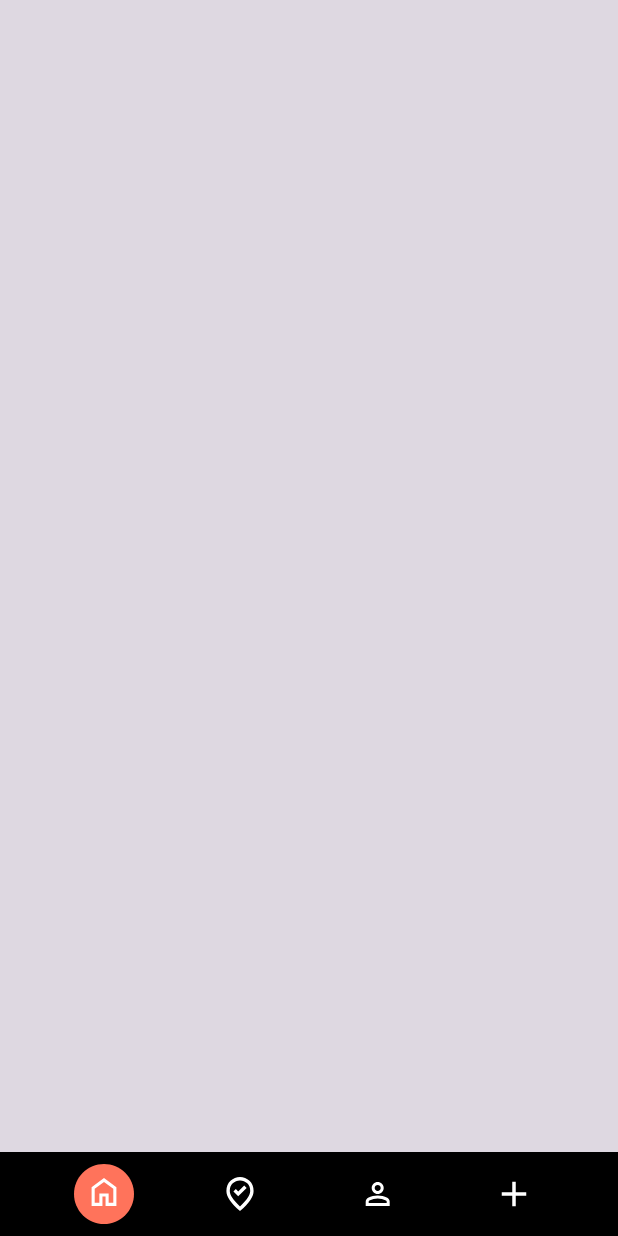
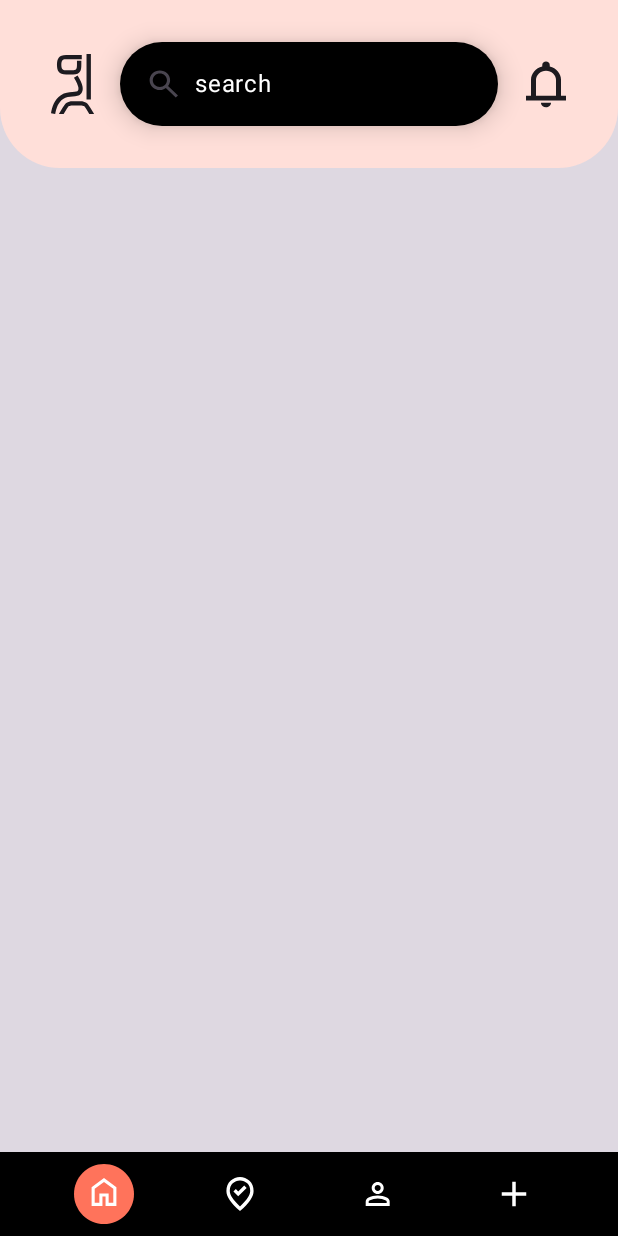
Before and after one commit to CaZaIt/Cazait-AOS, an Android app built with Jetpack Compose: the HomeRoute screen opened through its navigation route, on a phone screen of 412 x 824 dp. Run offline under Robolectric (Android 15) with nearby library versions, the phone set to English and light mode, and no system bars; our stand-ins replace Dagger/Hilt's generated code; 2 statements that could not run were skipped.

Commit message:
[Feat] 검색 ui

```diff
--- a/core/designsystem/src/main/kotlin/org/cazait/cazaitandroid/core/designsystem/theme/Theme.kt
+++ b/core/designsystem/src/main/kotlin/org/cazait/cazaitandroid/core/designsystem/theme/Theme.kt
@@ -61,7 +61,7 @@ private val LightColorScheme = lightColorScheme(
     errorContainer = Red01,
     onErrorContainer = Red06,
     surface = Black,
-    onSurface = DuskGray,
+    onSurface = White,
     inverseSurface = Yellow05,
     inverseOnSurface = White,
     outline = LightGray,
--- a/feature/home/src/main/kotlin/org/cazait/cazaitandroid/feature/home/HomeRoute.kt
+++ b/feature/home/src/main/kotlin/org/cazait/cazaitandroid/feature/home/HomeRoute.kt
@@ -16,6 +16,7 @@ internal fun HomeRoute(
         homeViewModel.errorFlow.collectLatest { throwable -> onShowErrorSnackbar(throwable) }
     }
     HomeScreen(
-        padding = padding
+        padding = padding,
+        onClickCafe = {},
     )
 }
--- a/feature/home/src/main/kotlin/org/cazait/cazaitandroid/feature/home/HomeScreen.kt
+++ b/feature/home/src/main/kotlin/org/cazait/cazaitandroid/feature/home/HomeScreen.kt
@@ -1,30 +1,120 @@
 package org.cazait.cazaitandroid.feature.home
 
-import androidx.compose.foundation.layout.Box
+import android.content.res.Configuration
+import androidx.compose.foundation.layout.Arrangement
+import androidx.compose.foundation.layout.Column
 import androidx.compose.foundation.layout.PaddingValues
+import androidx.compose.foundation.layout.Row
 import androidx.compose.foundation.layout.fillMaxSize
+import androidx.compose.foundation.layout.fillMaxWidth
 import androidx.compose.foundation.layout.padding
+import androidx.compose.foundation.layout.size
+import androidx.compose.foundation.shape.RoundedCornerShape
+import androidx.compose.material3.Icon
+import androidx.compose.material3.MaterialTheme
+import androidx.compose.material3.Surface
+import androidx.compose.material3.Text
+import androidx.compose.material3.TextField
+import androidx.compose.material3.TextFieldDefaults
 import androidx.compose.runtime.Composable
+import androidx.compose.ui.Alignment
 import androidx.compose.ui.Modifier
+import androidx.compose.ui.graphics.Color
+import androidx.compose.ui.graphics.vector.ImageVector
+import androidx.compose.ui.res.stringResource
+import androidx.compose.ui.res.vectorResource
 import androidx.compose.ui.tooling.preview.Preview
 import androidx.compose.ui.unit.dp
+import org.cazait.cazaitandroid.core.designsystem.theme.Black
+import org.cazait.cazaitandroid.core.designsystem.theme.CazaitTheme
+import org.cazait.cazaitandroid.core.designsystem.theme.White
 
 @Composable
-fun HomeScreen(
+internal fun HomeScreen(
     padding: PaddingValues,
+    onClickCafe: () -> Unit,
     modifier: Modifier = Modifier,
 ) {
-    Box(
+    Column(
         modifier = modifier
             .padding(padding)
-            .fillMaxSize()
-    )
+            .fillMaxSize(),
+    ) {
+        Surface(
+            modifier = Modifier.fillMaxWidth(),
+            color = MaterialTheme.colorScheme.background,
+            shape = RoundedCornerShape(bottomStart = 40.dp, bottomEnd = 40.dp),
+        ) {
+            Row(
+                modifier = Modifier.padding(28.dp),
+                horizontalArrangement = Arrangement.spacedBy(12.dp),
+            ) {
+                Icon(
+                    imageVector = ImageVector.vectorResource(id = R.drawable.ic_it),
+                    contentDescription = "Cazait Icon",
+                    modifier = Modifier
+                        .size(40.dp)
+                        .align(Alignment.CenterVertically),
+                )
+                SearchingTextField(modifier = Modifier.weight(1f))
+                Icon(
+                    imageVector = ImageVector.vectorResource(id = R.drawable.ic_alarm_normal),
+                    contentDescription = "Notification",
+                    modifier = Modifier
+                        .size(40.dp)
+                        .align(Alignment.CenterVertically),
+                )
+            }
+        }
+    }
 }
 
-@Preview
 @Composable
+private fun SearchingTextField(
+    modifier: Modifier = Modifier,
+) {
+    Surface(
+        modifier = modifier,
+        color = Black,
+        shadowElevation = 10.dp,
+        shape = RoundedCornerShape(48.dp),
+    ) {
+        TextField(
+            shape = RoundedCornerShape(48.dp),
+            value = "",
+            onValueChange = {},
+            placeholder = {
+                Row(horizontalArrangement = Arrangement.spacedBy(8.dp)) {
+                    Icon(
+                        imageVector = ImageVector.vectorResource(R.drawable.ic_search),
+                        contentDescription = "Search Icon"
+                    )
+                    Text(
+                        text = stringResource(id = R.string.search),
+                        color = MaterialTheme.colorScheme.onSurface
+                    )
+                }
+            },
+            colors = TextFieldDefaults.colors(
+                focusedIndicatorColor = Color.Transparent,
+                unfocusedIndicatorColor = Color.Transparent,
+                disabledIndicatorColor = Color.Transparent,
+                unfocusedContainerColor = Color.Transparent,
+                focusedContainerColor = Color.Transparent,
+            ),
+        )
+    }
+}
+
+@Composable
+internal fun HomeLoading() {
+}
+
+@Composable
+@Preview(uiMode = Configuration.UI_MODE_NIGHT_YES)
+@Preview(uiMode = Configuration.UI_MODE_NIGHT_NO)
 private fun HomeScreenPreview() {
-    HomeScreen(
-        padding = PaddingValues(0.dp)
-    )
+    CazaitTheme {
+        HomeScreen(padding = PaddingValues(0.dp), onClickCafe = {})
+    }
 }
--- /dev/null
+++ b/feature/home/src/main/res/drawable/ic_alarm_normal.xml
@@ -0,0 +1,13 @@
+<vector xmlns:android="http://schemas.android.com/apk/res/android"
+    android:width="38dp"
+    android:height="35dp"
+    android:viewportWidth="38"
+    android:viewportHeight="35">
+  <group>
+    <clip-path
+        android:pathData="M0,0h38v34.71h-38z"/>
+    <path
+        android:pathData="M6.333,27.479V24.587H9.5V14.463C9.5,12.462 10.16,10.684 11.479,9.13C12.799,7.575 14.514,6.556 16.625,6.074V5.062C16.625,4.459 16.856,3.947 17.318,3.525C17.779,3.103 18.34,2.893 19,2.893C19.66,2.893 20.22,3.103 20.682,3.525C21.144,3.947 21.375,4.459 21.375,5.062V6.074C23.486,6.556 25.201,7.575 26.521,9.13C27.84,10.684 28.5,12.462 28.5,14.463V24.587H31.667V27.479H6.333ZM19,31.818C18.129,31.818 17.384,31.535 16.764,30.968C16.143,30.402 15.833,29.721 15.833,28.925H22.167C22.167,29.721 21.857,30.402 21.236,30.968C20.616,31.535 19.871,31.818 19,31.818ZM12.667,24.587H25.333V14.463C25.333,12.872 24.713,11.51 23.473,10.377C22.233,9.244 20.742,8.678 19,8.678C17.258,8.678 15.767,9.244 14.527,10.377C13.287,11.51 12.667,12.872 12.667,14.463V24.587Z"
+        android:fillColor="#000000"/>
+  </group>
+</vector>
--- /dev/null
+++ b/feature/home/src/main/res/drawable/ic_it.xml
@@ -0,0 +1,23 @@
+<vector xmlns:android="http://schemas.android.com/apk/res/android"
+    android:width="28dp"
+    android:height="39dp"
+    android:viewportWidth="28"
+    android:viewportHeight="39">
+  <group>
+    <clip-path
+        android:pathData="M0,0h28v39h-28z"/>
+    <path
+        android:pathData="M3.872,6.997C3.872,6.053 3.955,5.193 4.122,4.418C4.288,3.643 4.586,2.981 5.015,2.424C5.445,1.867 6.054,1.437 6.837,1.134C7.62,0.831 8.631,0.676 9.864,0.676H19.999V3.439H9.4C8.43,3.439 7.745,3.713 7.329,4.27C6.92,4.827 6.712,5.728 6.712,6.99C6.712,8.251 6.92,9.153 7.329,9.71C7.738,10.266 8.43,10.541 9.4,10.541H14.651C15.143,10.541 15.538,10.449 15.822,10.273C16.113,10.097 16.334,9.843 16.487,9.519C16.639,9.195 16.743,8.815 16.799,8.385C16.847,7.955 16.875,7.49 16.875,6.99V4.411H19.715V6.99C19.715,7.849 19.66,8.653 19.563,9.407C19.466,10.16 19.23,10.83 18.87,11.415C18.51,12 17.976,12.465 17.263,12.796C16.549,13.134 15.579,13.296 14.346,13.296H9.864C8.631,13.296 7.62,13.141 6.837,12.838C6.054,12.535 5.445,12.105 5.015,11.549C4.586,10.992 4.281,10.33 4.122,9.554C3.962,8.779 3.872,7.92 3.872,6.976V6.997Z"
+        android:fillColor="#000000"/>
+    <path
+        android:pathData="M14.007,33.483C13.432,33.483 12.961,33.511 12.601,33.56C12.24,33.61 11.929,33.715 11.672,33.877C11.416,34.04 11.181,34.258 10.959,34.554C10.744,34.85 10.481,35.244 10.169,35.745L8.223,38.979H5.105L7.454,35.111C7.987,34.23 8.465,33.511 8.888,32.94C9.31,32.377 9.754,31.933 10.218,31.623C10.682,31.306 11.208,31.087 11.811,30.96C12.407,30.834 13.148,30.77 14.035,30.77H19.071C19.957,30.77 20.699,30.834 21.294,30.96C21.89,31.087 22.424,31.306 22.888,31.623C23.352,31.94 23.795,32.377 24.218,32.94C24.64,33.504 25.118,34.23 25.652,35.111L28,38.979H24.883L22.936,35.745C22.624,35.244 22.361,34.843 22.146,34.554C21.932,34.258 21.696,34.033 21.433,33.877C21.177,33.722 20.865,33.617 20.505,33.56C20.144,33.511 19.673,33.483 19.098,33.483H14H14.007Z"
+        android:fillColor="#000000"/>
+    <path
+        android:pathData="M25.929,0H23.089V29.565H25.929V0Z"
+        android:fillColor="#000000"/>
+    <path
+        android:pathData="M17.737,21.503C17.474,20.177 16.698,18.232 14.937,15.42L17.274,13.906C19.123,16.858 20.096,19.14 20.453,20.946C20.819,22.792 20.551,24.213 19.848,25.282C19.152,26.345 18.149,26.872 17.137,27.153C16.192,27.417 15.114,27.497 14.125,27.571C14.102,27.573 14.08,27.575 14.058,27.576C11.937,27.735 9.838,27.911 7.883,29.17C4.711,31.215 3.344,35.256 2.731,39.005L-0.002,38.544C0.633,34.655 2.161,29.522 6.4,26.79L6.401,26.789C8.976,25.13 11.704,24.926 13.755,24.773C13.788,24.77 13.821,24.768 13.854,24.765C14.938,24.684 15.751,24.617 16.406,24.435C17.015,24.265 17.336,24.035 17.544,23.718L17.545,23.716C17.75,23.404 17.991,22.789 17.737,21.503Z"
+        android:fillColor="#000000"
+        android:fillType="evenOdd"/>
+  </group>
+</vector>
--- /dev/null
+++ b/feature/home/src/main/res/drawable/ic_search.xml
@@ -0,0 +1,13 @@
+<vector xmlns:android="http://schemas.android.com/apk/res/android"
+    android:width="26dp"
+    android:height="24dp"
+    android:viewportWidth="26"
+    android:viewportHeight="24">
+  <group>
+    <clip-path
+        android:pathData="M0.6,0h25.2v24h-25.2z"/>
+    <path
+        android:pathData="M21.18,21L14.565,14.7C14.04,15.1 13.436,15.417 12.754,15.65C12.071,15.883 11.345,16 10.575,16C8.667,16 7.053,15.371 5.732,14.113C4.411,12.854 3.75,11.317 3.75,9.5C3.75,7.683 4.411,6.146 5.732,4.887C7.053,3.629 8.667,3 10.575,3C12.483,3 14.097,3.629 15.419,4.887C16.74,6.146 17.4,7.683 17.4,9.5C17.4,10.233 17.278,10.925 17.032,11.575C16.788,12.225 16.455,12.8 16.035,13.3L22.65,19.6L21.18,21ZM10.575,14C11.887,14 13.003,13.563 13.922,12.688C14.841,11.813 15.3,10.75 15.3,9.5C15.3,8.25 14.841,7.187 13.922,6.312C13.003,5.437 11.887,5 10.575,5C9.262,5 8.147,5.437 7.228,6.312C6.309,7.187 5.85,8.25 5.85,9.5C5.85,10.75 6.309,11.813 7.228,12.688C8.147,13.563 9.262,14 10.575,14Z"
+        android:fillColor="#ffffff"/>
+  </group>
+</vector>
--- /dev/null
+++ b/feature/home/src/main/res/values/strings.xml
@@ -0,0 +1,4 @@
+<?xml version="1.0" encoding="utf-8"?>
+<resources>
+    <string name="search">search</string>
+</resources>
```
Also changed, not shown: core/designsystem/src/main/kotlin/org/cazait/cazaitandroid/core/designsystem/component/CazaitCard.kt (+6 -6 lines), feature/home/src/main/res/drawable/ic_alarm_noti.xml (added, +16 -0 lines).
